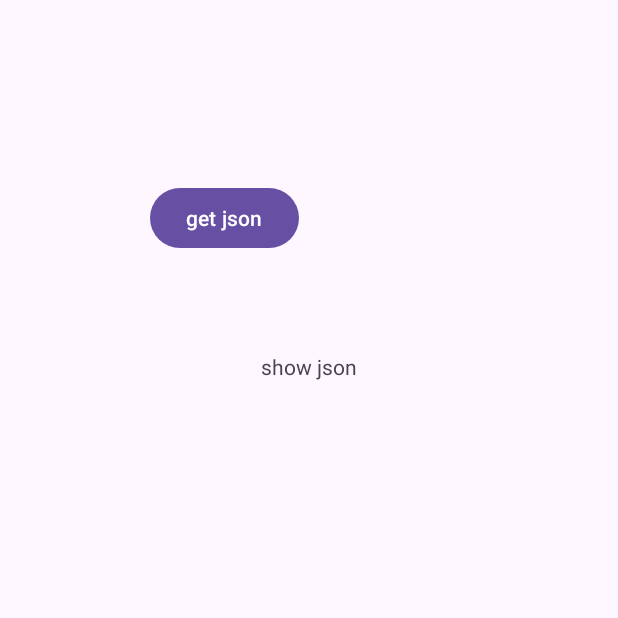
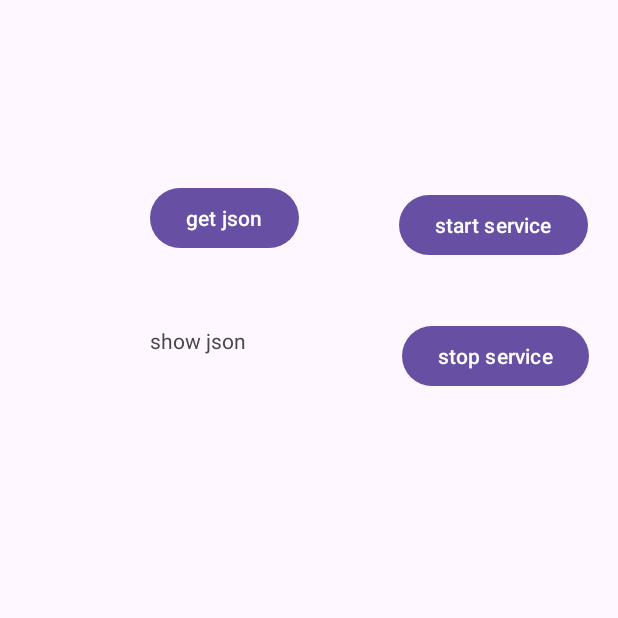
Before and after one commit to abdultanveer/MotoDemo, an Android app: the screen it shows after launch (SecondActivity), on a phone screen of 412 x 824 dp, the top half of it. Run offline under Robolectric (Android 15) with nearby library versions, the phone set to English and light mode, and no system bars.

Commit message:
services

```diff
--- a/app/src/main/res/layout/activity_second.xml
+++ b/app/src/main/res/layout/activity_second.xml
@@ -20,9 +20,30 @@
         android:id="@+id/tvJson"
         android:layout_width="wrap_content"
         android:layout_height="wrap_content"
-        android:layout_marginTop="65dp"
+        android:layout_marginTop="48dp"
         android:text="show json"
         app:layout_constraintEnd_toEndOf="parent"
+        app:layout_constraintHorizontal_bias="0.287"
         app:layout_constraintStart_toStartOf="parent"
         app:layout_constraintTop_toBottomOf="@+id/btnGetJson" />
+
+    <Button
+        android:id="@+id/btnStart"
+        android:layout_width="wrap_content"
+        android:layout_height="wrap_content"
+        android:layout_marginEnd="20dp"
+        android:layout_marginBottom="39dp"
+        android:text="start service"
+        app:layout_constraintBottom_toTopOf="@+id/btnStop"
+        app:layout_constraintEnd_toEndOf="parent" />
+
+    <Button
+        android:id="@+id/btnStop"
+        android:layout_width="wrap_content"
+        android:layout_height="wrap_content"
+        android:layout_marginTop="213dp"
+        android:layout_marginEnd="19dp"
+        android:text="stop service"
+        app:layout_constraintEnd_toEndOf="parent"
+        app:layout_constraintTop_toTopOf="parent" />
 </androidx.constraintlayout.widget.ConstraintLayout>
```
Also changed, not shown: app/src/main/AndroidManifest.xml (+9 -3 lines), app/src/main/java/com/example/motodemo/MyService.kt (added, +36 -0 lines), app/src/main/java/com/example/motodemo/SecondActivity.kt (+16 -1 lines).
